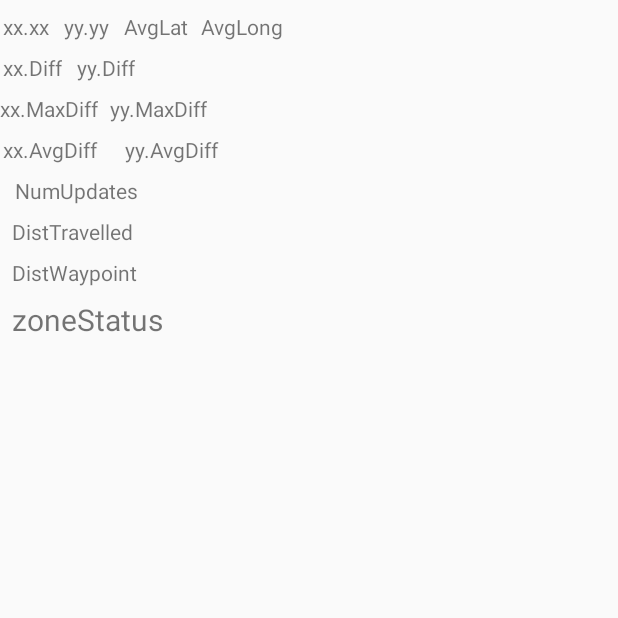
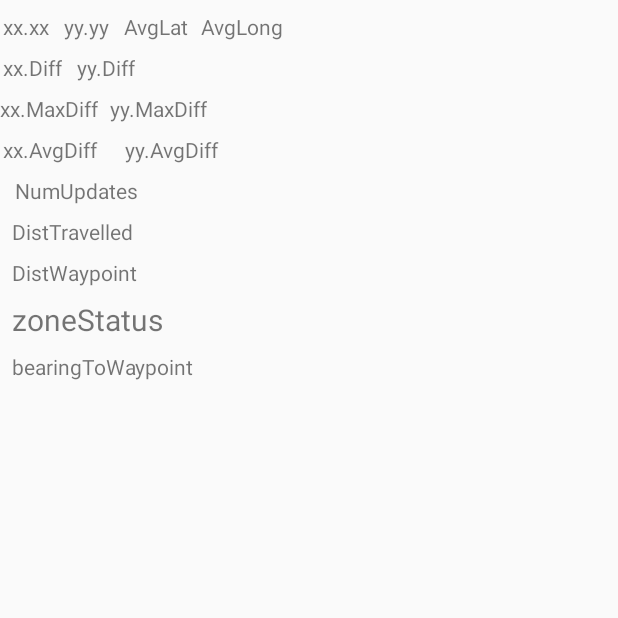
Before and after one commit to atkinsk/Sprint, an Android app: the screen it shows after launch (MainActivity), on a phone screen of 412 x 824 dp, the top half of it. Run offline under Robolectric (Android 15) with nearby library versions, the phone set to English and light mode, and no system bars.

```diff
--- a/app/src/main/java/com/sn1006/atkins/sprint/DistanceCalc.java
+++ b/app/src/main/java/com/sn1006/atkins/sprint/DistanceCalc.java
@@ -21,6 +21,7 @@ class DistanceCalc {
     private double a; //Haversine Formula, circular distance between two points on a sphere
     private double c; //Angular Distance, in radians
     private double distanceTravelled; //meters
+    private double degreesToWaypoint; //degrees
 
     //See comment about access level modifier for the class
     DistanceCalc (){
@@ -29,6 +30,7 @@ class DistanceCalc {
         currentLongitude = 0.0; //radians
         previousLatitude = 0.0; //radians
         previousLongitude = 0.0; //radians
+        degreesToWaypoint = 0.0; //degrees
 
     }
 
@@ -56,4 +58,8 @@ class DistanceCalc {
 
         return distanceTravelled;
     }
+
+    double getDegreesToWaypoint (Location currentLocation, Location waypointLocation){
+        return currentLocation.bearingTo(waypointLocation);
+    }
 }
--- a/app/src/main/java/com/sn1006/atkins/sprint/MainActivity.java
+++ b/app/src/main/java/com/sn1006/atkins/sprint/MainActivity.java
@@ -87,8 +87,9 @@ public class MainActivity extends FragmentActivity implements
     protected double mLatitudeMaxDiff = 0;
     protected double mLongitudeMaxDiff = 0;
     //set size of zone for testing waypoint arrival/departure
-    protected double zoneSize = 5.0;
-    protected boolean isInZone = false;
+    protected double mZoneSize = 15.0; //meters
+    protected boolean mIsInZone = false;
+    protected double mWaypointBearing = 0.0; //degrees
 
     protected TextView mLatitudeDiffText;
     protected TextView mLongitudeDiffText;
@@ -100,6 +101,7 @@ public class MainActivity extends FragmentActivity implements
     protected TextView mLongAvgText;
     protected TextView mGpsCounterText;
     protected TextView mZoneStatusText;
+    protected TextView mBearingToWaypointText;
 
     protected DistanceCalc distanceCalc = new DistanceCalc();
     protected double mDistanceTravelled;
@@ -128,6 +130,7 @@ public class MainActivity extends FragmentActivity implements
         mDistanceTravelledText = (TextView) findViewById(R.id.distTravelled);
         mDistanceFromWaypointText = (TextView) findViewById(R.id.distWaypoint);
         mZoneStatusText = (TextView) findViewById(R.id.zoneStatus);
+        mBearingToWaypointText = (TextView) findViewById(R.id.bearingToWaypoint);
 
         mRequestingLocationUpdates = false;
 
@@ -274,7 +277,8 @@ public class MainActivity extends FragmentActivity implements
             mGpsCounterText.setText(String.format("%s: %f", mLatitudeLabel, mAvgGpsCounter));
             mDistanceTravelledText.setText(String.format("%s: %f", mLatitudeLabel, mDistanceTravelled));
             mDistanceFromWaypointText.setText(String.format("%s: %f", mLatitudeLabel, mDistanceFromWaypoint));
-            mZoneStatusText.setText("IN THE ZONE? " + isInZone);
+            mZoneStatusText.setText("IN THE ZONE? " + mIsInZone);
+            mBearingToWaypointText.setText("Bearing to WP: " + mWaypointBearing);
         }
     }
 
@@ -436,8 +440,12 @@ public class MainActivity extends FragmentActivity implements
         mDistanceTravelled = mCurrentLocation.distanceTo(mPreviousLocation);
         mDistanceFromWaypoint = mCurrentLocation.distanceTo(mWaypoint);
 
-        if(mDistanceFromWaypoint < zoneSize) { isInZone = true; }
-        else { isInZone = false; }
+        if (mDistanceFromWaypoint < mZoneSize) {
+            mIsInZone = true;
+            mWaypointBearing = distanceCalc.getDegreesToWaypoint(mCurrentLocation, mWaypoint);
+        } else {
+            mIsInZone = false;
+        }
 
         locationCoordinateDifference();
         updateLocationUI();
--- a/app/src/main/res/layout/activity_main.xml
+++ b/app/src/main/res/layout/activity_main.xml
@@ -149,4 +149,14 @@
         app:layout_constraintLeft_toLeftOf="parent"
         android:textSize="20dp" />
 
+    <TextView
+        android:id="@+id/bearingToWaypoint"
+        android:layout_width="wrap_content"
+        android:layout_height="wrap_content"
+        android:text="bearingToWaypoint"
+        android:layout_marginTop="8dp"
+        app:layout_constraintTop_toBottomOf="@+id/zoneStatus"
+        android:layout_marginLeft="8dp"
+        app:layout_constraintLeft_toLeftOf="parent" />
+
 </android.support.constraint.ConstraintLayout>
```
